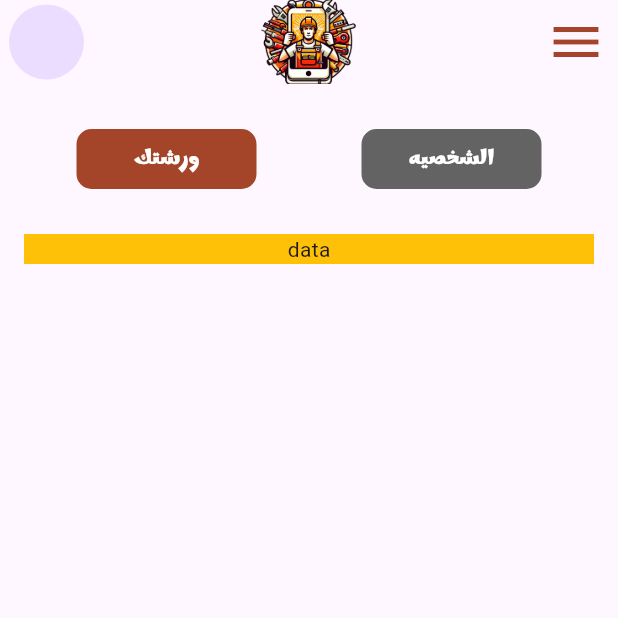
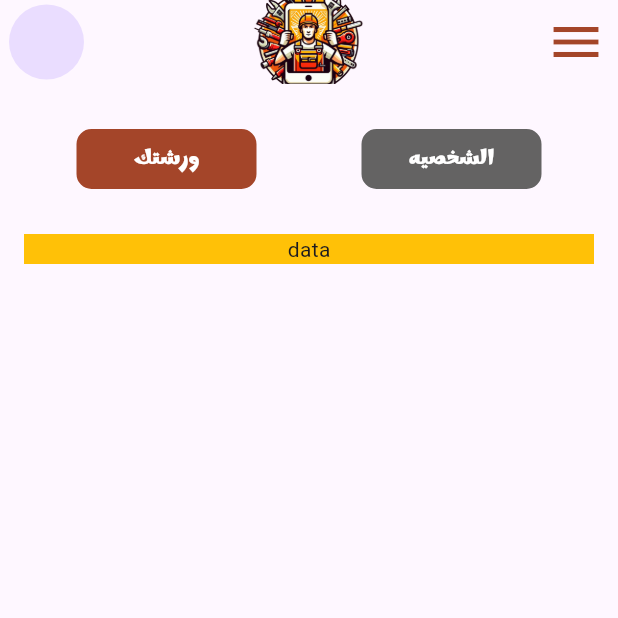
Before and after one commit to salahsaads/san3a, a Flutter app: the Home screen opened by its route, on a phone screen of 412 x 824 dp, the top half of it. Run offline on Flutter 3.47's test engine with Material 3 defaults, Android fonts, the phone set to English and light mode, and no system bars; our stand-ins replace awesome_dialog, dropdown_button2, flutter_otp_text_field, flutter_screenutil, google_fonts, smooth_page_indicator.

Commit message:
19/3/2024

```diff
--- a/lib/screens/Home/home.dart
+++ b/lib/screens/Home/home.dart
@@ -1,6 +1,7 @@
 import 'package:flutter/cupertino.dart';
 import 'package:flutter/material.dart';
 import 'package:flutter/widgets.dart';
+import 'package:flutter_screenutil/flutter_screenutil.dart';
 import 'package:project/constant/constant.dart';
 import 'package:project/screens/Home/body_home1.dart';
 import 'package:project/screens/Home/body_home2.dart';
@@ -23,7 +24,7 @@ class _HomeState extends State<Home> {
         centerTitle: true,
         title: Image.asset(
           'assets/WhatsApp Image 2024-03-09 at 4.54.36 PM.png',
-          width: 70,
+          width: 70.w,
         ),
         actions: const [
           Padding(
@@ -35,10 +36,10 @@ class _HomeState extends State<Home> {
             ),
           )
         ],
-        leading: const Padding(
-          padding: const EdgeInsets.only(left: 6),
+        leading:  Padding(
+          padding:  EdgeInsets.only(left: 6),
           child: CircleAvatar(
-            radius: 4,
+            radius: 4.r,
           ),
         ),
       ),
--- a/pubspec.yaml
+++ b/pubspec.yaml
@@ -41,6 +41,7 @@ dependencies:
   flutter_otp_text_field: ^1.1.1
   dropdown_button2: ^2.3.9
   awesome_dialog: ^3.2.0
+  flutter_screenutil: ^5.9.0
 
 dev_dependencies:
   flutter_test:
```
Also changed, not shown: lib/main.dart (+8 -0 lines), pubspec.lock.
